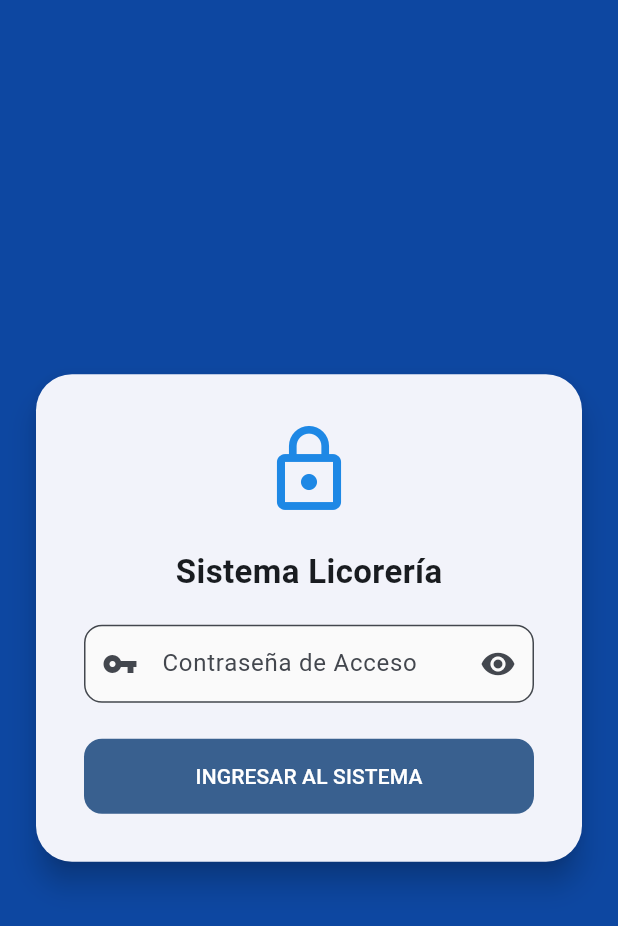
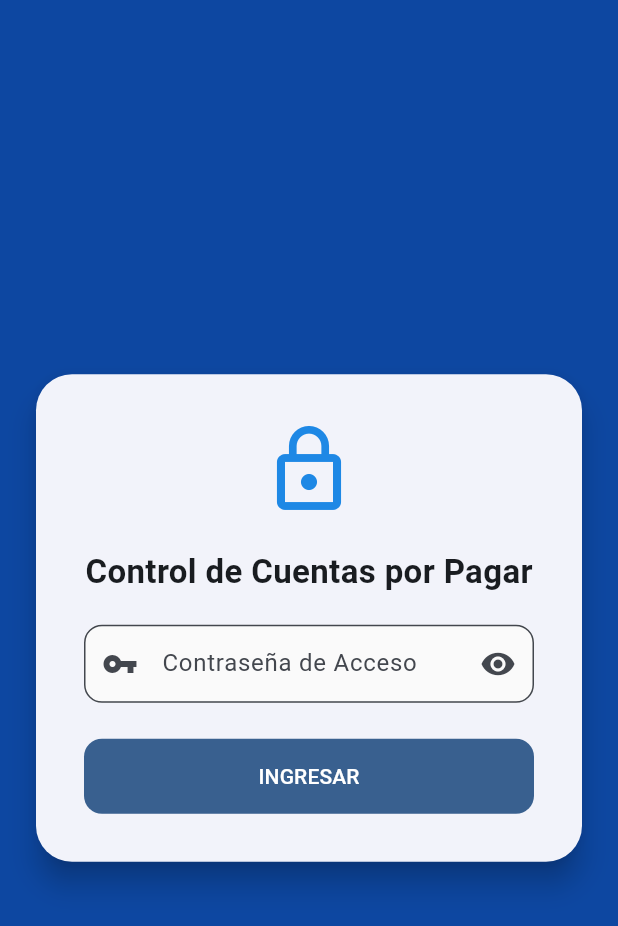
Before and after one commit to cda-1103/cuentas_pagar, a Flutter app: the screen it shows after launch, on a phone screen of 412 x 824 dp. Shown: the top 926 px of the screen. Run offline on Flutter 3.47's test engine with Material 3 defaults, Android fonts, the phone set to English and light mode, and no system bars; our stand-ins replace supabase_flutter; accounts and stored records are empty.

Commit message:
cambios titulos

```diff
--- a/lib/main.dart
+++ b/lib/main.dart
@@ -40,7 +40,7 @@ class MyApp extends StatelessWidget {
   @override
   Widget build(BuildContext context) {
     return MaterialApp(
-      title: 'Control Licorería',
+      title: 'Control de Cuentas por Pagar',
       debugShowCheckedModeBanner: false,
       theme: ThemeData(
         colorScheme: ColorScheme.fromSeed(
@@ -113,7 +113,7 @@ class _LoginScreenState extends State<LoginScreen> {
                 ),
                 const SizedBox(height: 20),
                 const Text(
-                  'Sistema Licorería',
+                  'Control de Cuentas por Pagar',
                   style: TextStyle(fontSize: 22, fontWeight: FontWeight.bold),
                 ),
                 const SizedBox(height: 20),
@@ -141,7 +141,7 @@ class _LoginScreenState extends State<LoginScreen> {
                       borderRadius: BorderRadius.circular(12),
                     ),
                   ),
-                  child: const Text('INGRESAR AL SISTEMA'),
+                  child: const Text('INGRESAR'),
                 ),
               ],
             ),
```
